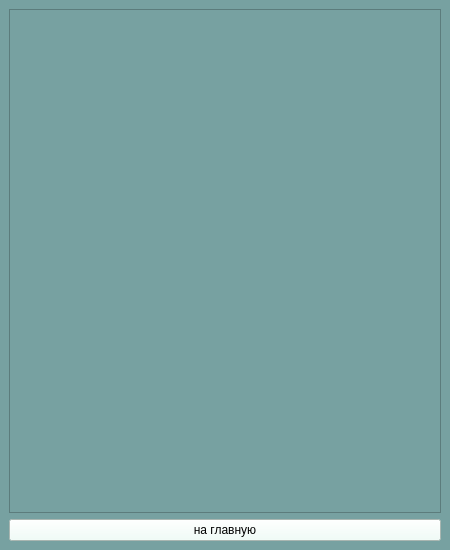
Qt form theory.ui (xiaoticc/maths_project) before a commit.
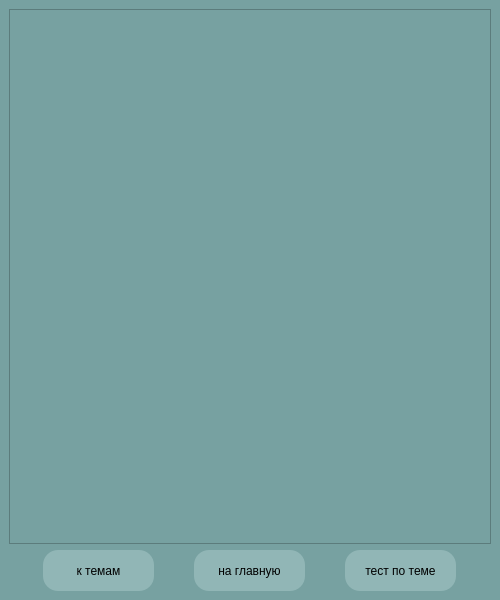
The same form after that commit.

The edit to the form file:
```diff
--- a/theory.ui
+++ b/theory.ui
@@ -9,8 +9,8 @@
    <rect>
     <x>0</x>
     <y>0</y>
-    <width>450</width>
-    <height>550</height>
+    <width>500</width>
+    <height>600</height>
    </rect>
   </property>
   <property name="sizePolicy">
@@ -21,14 +21,14 @@
   </property>
   <property name="minimumSize">
    <size>
-    <width>450</width>
-    <height>550</height>
+    <width>500</width>
+    <height>600</height>
    </size>
   </property>
   <property name="maximumSize">
    <size>
-    <width>450</width>
-    <height>550</height>
+    <width>500</width>
+    <height>600</height>
    </size>
   </property>
   <property name="windowTitle">
@@ -41,12 +41,6 @@
    <layout class="QVBoxLayout" name="verticalLayout">
     <item>
      <widget class="QScrollArea" name="scrollArea">
-      <property name="sizePolicy">
-       <sizepolicy hsizetype="Minimum" vsizetype="Minimum">
-        <horstretch>0</horstretch>
-        <verstretch>0</verstretch>
-       </sizepolicy>
-      </property>
       <property name="widgetResizable">
        <bool>true</bool>
       </property>
@@ -55,23 +49,130 @@
         <rect>
          <x>0</x>
          <y>0</y>
-         <width>430</width>
-         <height>501</height>
+         <width>480</width>
+         <height>531</height>
         </rect>
        </property>
       </widget>
      </widget>
     </item>
     <item>
-     <widget class="QPushButton" name="btn_endt">
-      <property name="styleSheet">
-       <string notr="true">
-background-color: rgb(237, 255, 248);</string>
+     <layout class="QHBoxLayout" name="horizontalLayout_2">
+      <property name="spacing">
+       <number>6</number>
       </property>
-      <property name="text">
-       <string>на главную</string>
+      <property name="sizeConstraint">
+       <enum>QLayout::SetMinimumSize</enum>
       </property>
-     </widget>
+      <property name="leftMargin">
+       <number>0</number>
+      </property>
+      <item>
+       <widget class="QPushButton" name="btn_themes">
+        <property name="sizePolicy">
+         <sizepolicy hsizetype="Fixed" vsizetype="Fixed">
+          <horstretch>0</horstretch>
+          <verstretch>0</verstretch>
+         </sizepolicy>
+        </property>
+        <property name="minimumSize">
+         <size>
+          <width>111</width>
+          <height>41</height>
+         </size>
+        </property>
+        <property name="maximumSize">
+         <size>
+          <width>111</width>
+          <height>41</height>
+         </size>
+        </property>
+        <property name="styleSheet">
+         <string notr="true">QPushButton {
+	background-color: rgb(145, 182, 182);
+	border-width: 2px;
+	border-radius: 15px;
+}
+
+QPushbutton:pressed {
+	background-color: white
+
+}</string>
+        </property>
+        <property name="text">
+         <string>к темам</string>
+        </property>
+       </widget>
+      </item>
+      <item>
+       <widget class="QPushButton" name="btn_endt">
+        <property name="sizePolicy">
+         <sizepolicy hsizetype="Fixed" vsizetype="Fixed">
+          <horstretch>0</horstretch>
+          <verstretch>0</verstretch>
+         </sizepolicy>
+        </property>
+        <property name="minimumSize">
+         <size>
+          <width>111</width>
+          <height>41</height>
+         </size>
+        </property>
+        <property name="maximumSize">
+         <size>
+          <width>111</width>
+          <height>41</height>
+         </size>
+        </property>
+        <property name="styleSheet">
+         <string notr="true">QPushButton {
+	background-color: rgb(145, 182, 182);
+	border-width: 2px;
+	border-radius: 15px;
+}
+
+QPushbutton:pressed {
+	background-color: white
+
+}</string>
+        </property>
+        <property name="text">
+         <string>на главную</string>
+        </property>
+       </widget>
+      </item>
+      <item>
+       <widget class="QPushButton" name="btn_test">
+        <property name="minimumSize">
+         <size>
+          <width>111</width>
+          <height>41</height>
+         </size>
+        </property>
+        <property name="maximumSize">
+         <size>
+          <width>111</width>
+          <height>41</height>
+         </size>
+        </property>
+        <property name="styleSheet">
+         <string notr="true">QPushButton {
+	background-color: rgb(145, 182, 182);
+	border-width: 2px;
+	border-radius: 15px;
+}
+
+QPushbutton:pressed {
+	background-color: white
+
+}</string>
+        </property>
+        <property name="text">
+         <string>тест по теме</string>
+        </property>
+       </widget>
+      </item>
+     </layout>
     </item>
    </layout>
   </widget>
```
Left out of the diff: 2 changed lines with no effect on the pictures.
